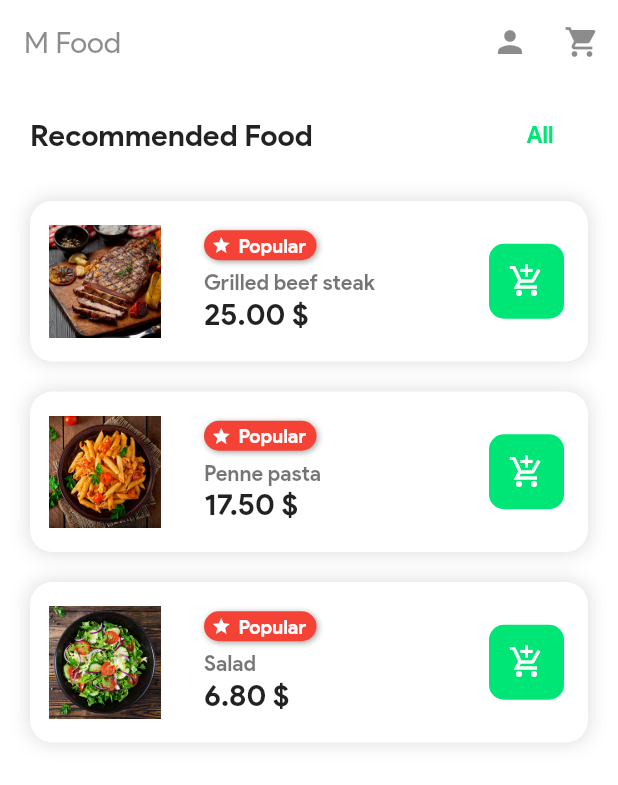
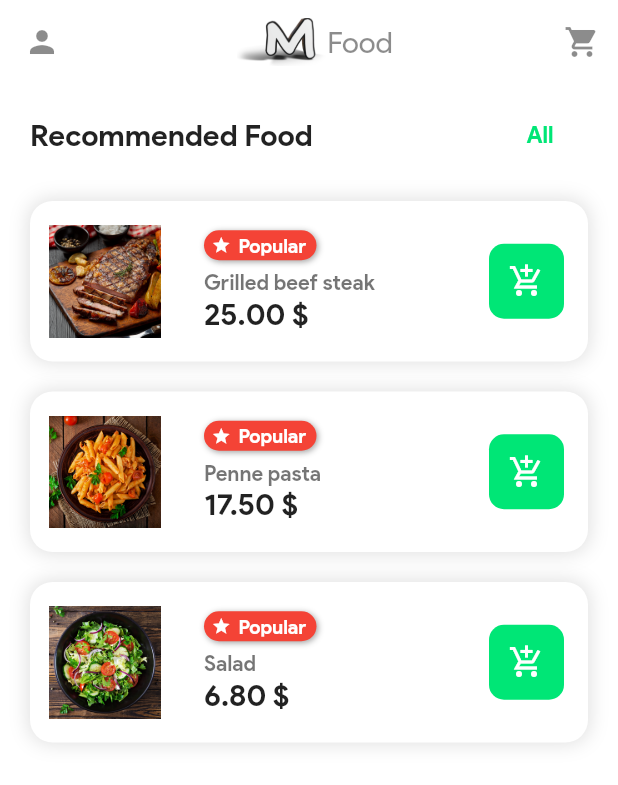
Before and after one commit to mortezakolivand/MFood, a Flutter app: the screen it shows after launch, on a phone screen of 412 x 824 dp. Shown: the top 785 px of the screen. Run offline on Flutter 3.47's test engine with Material 2 defaults, Android fonts, the light colour scheme and no system bars; drawn by our look-alikes of badges; our stand-ins replace flutter_login, slide_to_act.

Commit message:
Add M Icon

```diff
--- a/lib/screens/product_list.dart
+++ b/lib/screens/product_list.dart
@@ -10,20 +10,32 @@ class ProductListScreen extends StatelessWidget {
     var store = Provider.of<Store>(context);
     return Scaffold(
       appBar: AppBar(
-        title: Text(
-          "M Food",
-          style: TextStyle(color: Colors.black45),
+        leading: IconButton(
+          icon: Icon(
+            Icons.person,
+            color: Colors.black45,
+          ),
+          onPressed: () => Navigator.pushNamed(context, '/profile'),
+        ),
+        title: Center(
+          child: Row(
+            mainAxisAlignment: MainAxisAlignment.center,
+            children: [
+              Image(
+                image: AssetImage("assets/images/m.png"),
+                width: 60,
+                height: 55,
+              ),
+              Text(
+                "Food",
+                style: TextStyle(color: Colors.black45),
+              ),
+            ],
+          ),
         ),
         backgroundColor: Colors.transparent,
         elevation: 0,
         actions: [
-          IconButton(
-            icon: Icon(
-              Icons.person,
-              color: Colors.black45,
-            ),
-            onPressed: () => Navigator.pushNamed(context, '/profile'),
-          ),
           Badge(
             showBadge: store.getCartQuantity() > 0,
             position: BadgePosition(top: 0, end: 2),
```
Also changed, not shown: assets/images/m.png (added).
